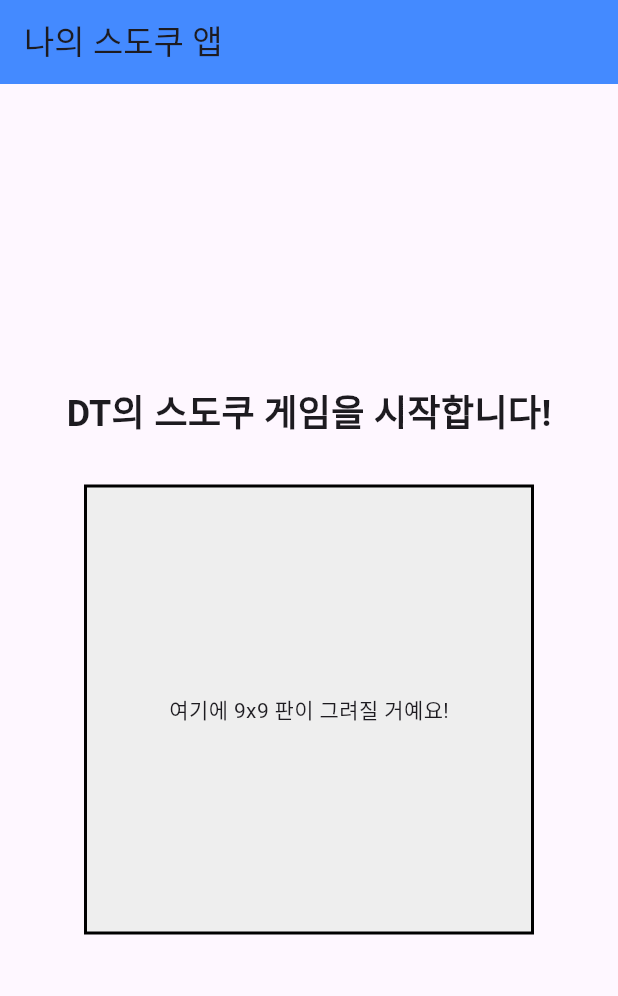
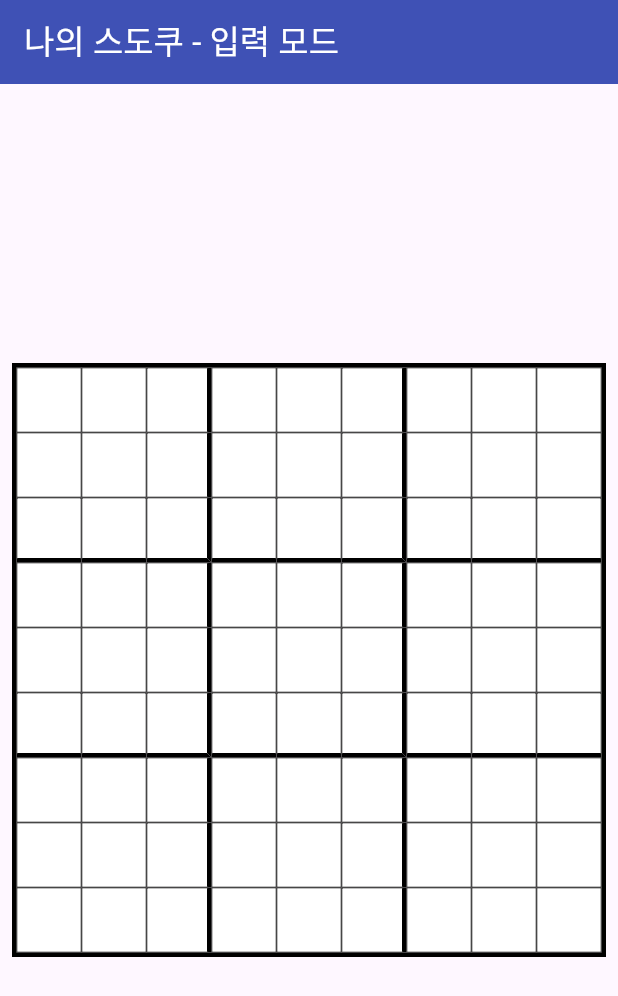
Before and after one commit to dtsunu/my_sudoku, a Flutter app: the screen it shows after launch, on a phone screen of 412 x 824 dp. Shown: the top 996 px of the screen. Run offline on Flutter 3.47's test engine with Material 3 defaults, Android fonts, the phone set to English and light mode, and no system bars.

Commit message:
second W

```diff
--- a/lib/main.dart
+++ b/lib/main.dart
@@ -1,8 +1,6 @@
 import 'package:flutter/material.dart';
 
-void main() {
-  runApp(const SudokuApp());
-}
+void main() => runApp(const SudokuApp());
 
 class SudokuApp extends StatelessWidget {
   const SudokuApp({super.key});
@@ -11,32 +9,70 @@ class SudokuApp extends StatelessWidget {
   Widget build(BuildContext context) {
     return MaterialApp(
       debugShowCheckedModeBanner: false,
-      home: Scaffold(
-        appBar: AppBar(
-          title: const Text('나의 스도쿠 앱'),
-          backgroundColor: Colors.blueAccent,
-        ),
-        body: Center(
-          child: Column(
-            mainAxisAlignment: MainAxisAlignment.center,
-            children: [
-              const Text(
-                'DT의 스도쿠 게임을 시작합니다!',
-                style: TextStyle(fontSize: 24, fontWeight: FontWeight.bold),
+      home: const SudokuGame(),
+    );
+  }
+}
+
+class SudokuGame extends StatefulWidget {
+  const SudokuGame({super.key});
+
+  @override
+  State<SudokuGame> createState() => _SudokuGameState();
+}
+
+class _SudokuGameState extends State<SudokuGame> {
+  // 81개의 칸 데이터를 담는 리스트 (0은 빈칸을 의미)
+  List<int> board = List.filled(81, 0);
+
+  void _onCellTap(int index) {
+    setState(() {
+      // 누를 때마다 숫자가 1 -> 2 -> ... -> 9 -> 0(빈칸) 순으로 바뀜
+      board[index] = (board[index] + 1) % 10;
+    });
+  }
+
+  @override
+  Widget build(BuildContext context) {
+    return Scaffold(
+      appBar: AppBar(title: const Text('나의 스도쿠 - 입력 모드'), backgroundColor: Colors.indigo, foregroundColor: Colors.white),
+      body: Center(
+        child: Padding(
+          padding: const EdgeInsets.all(8.0),
+          child: AspectRatio(
+            aspectRatio: 1.0,
+            child: Container(
+              decoration: BoxDecoration(border: Border.all(color: Colors.black, width: 3)),
+              child: GridView.builder(
+                itemCount: 81,
+                gridDelegate: const SliverGridDelegateWithFixedCrossAxisCount(crossAxisCount: 9),
+                itemBuilder: (context, index) {
+                  int row = index ~/ 9;
+                  int col = index % 9;
+
+                  return GestureDetector(
+                    onTap: () => _onCellTap(index), // 칸을 누르면 실행
+                    child: Container(
+                      decoration: BoxDecoration(
+                        border: Border(
+                          bottom: BorderSide(width: (row % 3 == 2 && row < 8) ? 3.0 : 0.5),
+                          right: BorderSide(width: (col % 3 == 2 && col < 8) ? 3.0 : 0.5),
+                          top: const BorderSide(width: 0.5),
+                          left: const BorderSide(width: 0.5),
+                        ),
+                        color: board[index] == 0 ? Colors.white : Colors.blue[50],
+                      ),
+                      child: Center(
+                        child: Text(
+                          board[index] == 0 ? '' : '${board[index]}',
+                          style: const TextStyle(fontSize: 20, fontWeight: FontWeight.bold),
+                        ),
+                      ),
+                    ),
+                  );
+                },
               ),
-              const SizedBox(height: 30),
-              Container(
-                width: 300,
-                height: 300,
-                decoration: BoxDecoration(
-                  color: Colors.grey[200],
-                  border: Border.all(color: Colors.black, width: 2),
-                ),
-                child: const Center(
-                  child: Text('여기에 9x9 판이 그려질 거예요!'),
-                ),
-              ),
-            ],
+            ),
           ),
         ),
       ),
```
